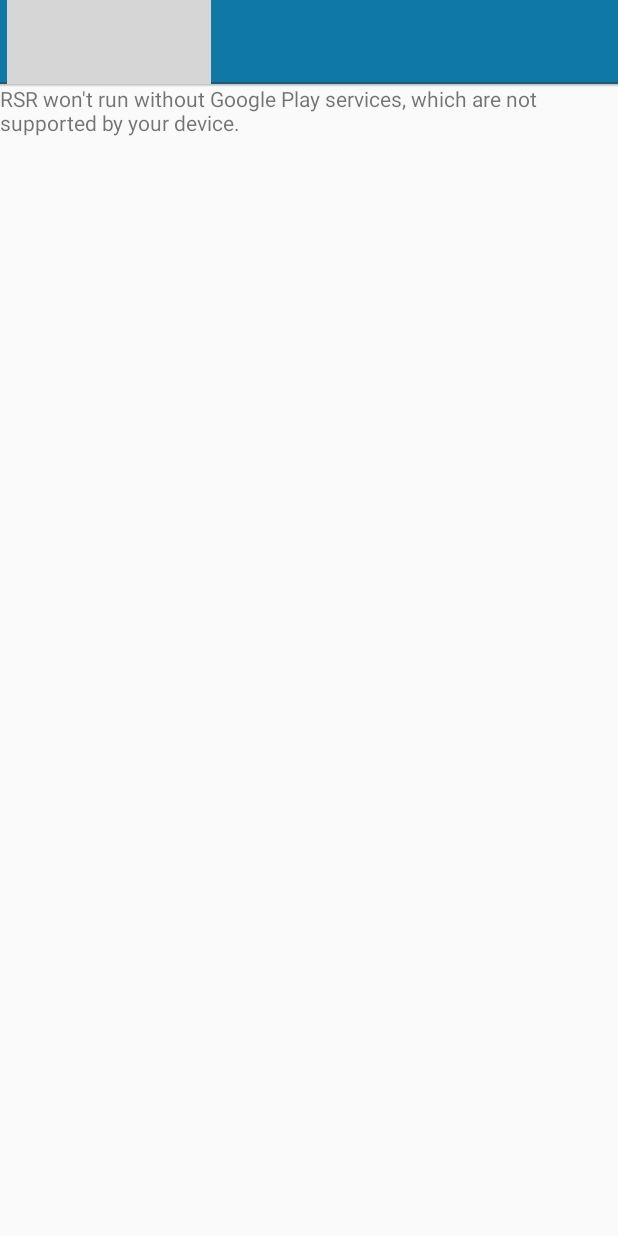
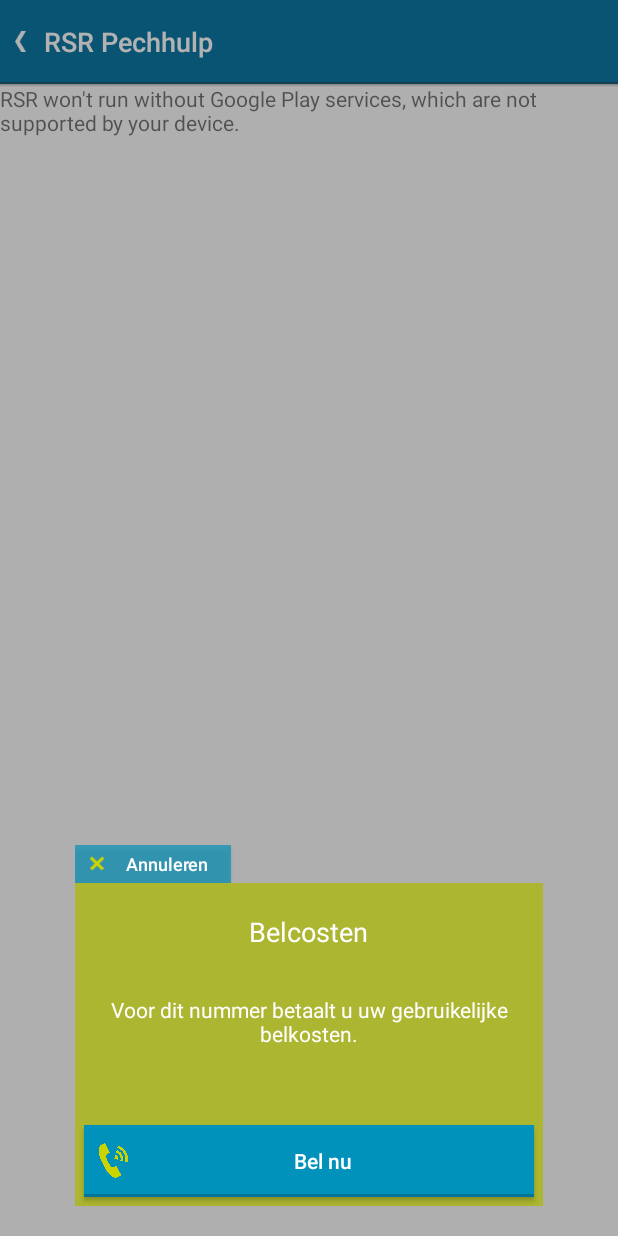
Before and after one commit to kzaf/RSRPechhulp, an Android app: the MapsActivity screen opened directly, with no data from a screen before it, after a tap on "Bel RSR nu", on a phone screen of 412 x 824 dp. Run offline under Robolectric (Android 15) with nearby library versions, the phone set to English and light mode, and no system bars; grey boxes are pictures that could not be loaded.

Commit message:
Fixed toolbar back button in Map Activity

```diff
--- a/app/src/main/java/com/zaf/rsrpechhulp/activities/MapsActivity.java
+++ b/app/src/main/java/com/zaf/rsrpechhulp/activities/MapsActivity.java
@@ -55,7 +55,7 @@ public class MapsActivity extends AppCompatActivity
     public static final int MY_PERMISSIONS_REQUEST_LOCATION = 99;
     public static final int MY_PERMISSIONS_REQUEST_PHONE = 98;
     private GoogleMap mMap;
-    LinearLayout back;
+    Button back;
     Marker mCurrLocationMarker;
     Location mLastLocation;
     LocationRequest mLocationRequest;
@@ -97,7 +97,7 @@ public class MapsActivity extends AppCompatActivity
     }
 
     private void toolbarOptions() {
-        back = findViewById(R.id.back_button_view);
+        back = findViewById(R.id.back_button);
         back.setOnClickListener(new View.OnClickListener() {
             @Override
             public void onClick(View view) {
--- /dev/null
+++ b/app/src/main/res/drawable/map_toolbar_back_button_click_effect.xml
@@ -0,0 +1,11 @@
+<?xml version="1.0" encoding="utf-8"?>
+<selector xmlns:android="http://schemas.android.com/apk/res/android">
+
+    <item android:state_pressed="true" >
+        <shape>
+            <solid
+                android:color="#0E6A91" />
+        </shape>
+    </item>
+
+</selector>
--- a/app/src/main/res/layout-sw600dp/activity_maps.xml
+++ b/app/src/main/res/layout-sw600dp/activity_maps.xml
@@ -19,7 +19,7 @@
             android:id="@+id/back_button_view"
             android:layout_width="wrap_content"
             android:layout_height="wrap_content"
-            android:background="@drawable/map_toolbar_back_button_clcik_effect"
+            android:background="@drawable/map_toolbar_back_button_click_effect"
             android:gravity="center">
 
             <ImageView
--- a/app/src/main/res/layout/activity_main.xml
+++ b/app/src/main/res/layout/activity_main.xml
@@ -19,6 +19,8 @@
             android:id="@+id/toolbar_title"
             android:layout_width="wrap_content"
             android:layout_height="wrap_content"
+            android:layout_marginLeft="@dimen/toolbar_text_margin"
+            android:layout_marginStart="@dimen/toolbar_text_margin"
             android:paddingStart="@dimen/toolbar_text_padding"
             android:paddingLeft="@dimen/toolbar_text_padding"
             android:text="@string/activity_main_titile"
--- a/app/src/main/res/layout/activity_maps.xml
+++ b/app/src/main/res/layout/activity_maps.xml
@@ -11,35 +11,30 @@
         android:id="@+id/toolbar"
         android:layout_width="match_parent"
         android:layout_height="?attr/actionBarSize"
+        android:background="@color/colorPrimary"
         app:contentInsetStart="@dimen/toolbar_content_insert_start"
-        android:background="@color/colorPrimary"
         app:popupTheme="@style/ThemeOverlay.AppCompat.Dark.ActionBar">
 
-        <LinearLayout
-            android:id="@+id/back_button_view"
+        <Button
+            android:id="@+id/back_button"
+            style="?android:attr/borderlessButtonStyle"
             android:layout_width="wrap_content"
-            android:layout_height="wrap_content"
-            android:background="@drawable/map_toolbar_back_button_clcik_effect"
-            android:gravity="center">
+            android:layout_height="match_parent"
+            android:background="@drawable/map_toolbar_back_button_click_effect"
+            android:drawableStart="@drawable/menu_arrow"
+            android:drawableLeft="@drawable/menu_arrow"
+            android:drawablePadding="12sp"
+            android:gravity="center"
+            android:padding="8sp"
+            android:paddingStart="10sp"
+            android:text="@string/maps_activity_title"
+            android:textAllCaps="false"
+            android:textColor="@color/colorWhite"
+            android:textSize="@dimen/toolbar_text_size">
 
-            <ImageView
-                android:id="@+id/back_button"
-                android:layout_width="@dimen/toolbar_back_icon_dimens"
-                android:layout_height="@dimen/toolbar_back_icon_dimens"
-                android:contentDescription="@string/maps_activity_toolbar_back_button"
-                app:srcCompat="@drawable/menu_arrow" />
 
-            <TextView
-                android:id="@+id/toolbar_title"
-                android:layout_width="wrap_content"
-                android:layout_height="wrap_content"
-                android:paddingStart="@dimen/toolbar_text_padding"
-                android:paddingLeft="@dimen/toolbar_text_padding"
-                android:text="@string/maps_activity_title"
-                android:textColor="@color/colorWhite"
-                android:textSize="@dimen/toolbar_text_size" />
+        </Button>
 
-        </LinearLayout>
 
     </androidx.appcompat.widget.Toolbar>
 
--- /dev/null
+++ b/app/src/main/res/layout/call_popup_frame.xml
@@ -0,0 +1,99 @@
+<?xml version="1.0" encoding="utf-8"?>
+<RelativeLayout xmlns:android="http://schemas.android.com/apk/res/android"
+    android:layout_width="match_parent"
+    android:layout_height="match_parent"
+    android:background="@color/colorBelNuBackgroundTransparency"
+    android:gravity="bottom">
+
+    <LinearLayout
+        android:layout_width="match_parent"
+        android:layout_height="wrap_content"
+        android:layout_marginLeft="@dimen/call_popup_frame_layout_margin"
+        android:layout_marginRight="@dimen/call_popup_frame_layout_margin"
+        android:layout_marginBottom="@dimen/call_popup_frame_layout_bottom_margin"
+        android:orientation="vertical">
+
+        <LinearLayout
+            android:layout_width="match_parent"
+            android:layout_height="match_parent"
+            android:layout_gravity="center"
+            android:gravity="center"
+            android:orientation="vertical">
+
+            <LinearLayout
+                android:layout_width="match_parent"
+                android:layout_height="wrap_content"
+                android:background="@android:color/transparent"
+                android:orientation="horizontal"
+                android:weightSum="3">
+
+                <Button
+                    android:id="@+id/bel_nu_close_button"
+                    android:layout_width="@dimen/call_popup_frame_layout_button_width"
+                    android:layout_height="@dimen/call_popup_frame_layout_button_height"
+                    android:layout_weight="1"
+                    android:background="@color/colorCallPopupCloseButton"
+                    android:drawableStart="@drawable/main_btn_close"
+                    android:drawableLeft="@drawable/main_btn_close"
+                    android:paddingLeft="@dimen/call_popup_frame_layout_button_padding_left"
+                    android:text="@string/call_popup_frame_layout_button_text"
+                    android:textAllCaps="false"
+                    android:textColor="@android:color/white"
+                    android:textSize="@dimen/call_popup_frame_layout_button_text_size" />
+
+            </LinearLayout>
+
+            <LinearLayout
+                android:layout_width="match_parent"
+                android:layout_height="match_parent"
+                android:background="@color/colorCallPopupFrame"
+                android:orientation="vertical">
+
+                <LinearLayout
+                    android:layout_width="match_parent"
+                    android:layout_height="match_parent"
+                    android:layout_margin="10sp"
+                    android:orientation="vertical"
+                    android:padding="10sp">
+
+                    <TextView
+                        android:id="@+id/bel_nu_title"
+                        style="@style/TextAppearancePopupTitle"
+                        android:layout_width="wrap_content"
+                        android:layout_height="wrap_content"
+                        android:layout_gravity="center_horizontal"
+                        android:layout_marginBottom="@dimen/call_popup_frame_layout_title_margin_bottom"
+                        android:text="@string/call_popup_frame_layout_title_text" />
+
+                    <TextView
+                        android:id="@+id/bel_nu_text"
+                        style="@style/TextAppearancePopup"
+                        android:layout_width="wrap_content"
+                        android:layout_height="wrap_content"
+                        android:layout_gravity="center_horizontal"
+                        android:layout_marginTop="@dimen/margin_vertical_popup_txv"
+                        android:gravity="center_horizontal"
+                        android:paddingBottom="@dimen/call_popup_frame_layout_cost_info_padding"
+                        android:text="@string/call_popup_frame_layout_cost_info_text" />
+                </LinearLayout>
+
+                <Button
+                    android:id="@+id/bel_nu_button"
+                    android:layout_width="match_parent"
+                    android:layout_height="wrap_content"
+                    android:layout_margin="6sp"
+                    android:background="@drawable/main_btn_bg"
+                    android:drawableStart="@drawable/main_btn_phone"
+                    android:drawableLeft="@drawable/main_btn_phone"
+                    android:padding="10sp"
+                    android:text="@string/call_popup_button_text"
+                    android:textAllCaps="false"
+                    android:textColor="@android:color/white" />
+            </LinearLayout>
+
+        </LinearLayout>
+
+    </LinearLayout>
+
+
+</RelativeLayout>
--- a/app/src/main/res/values/dimens.xml
+++ b/app/src/main/res/values/dimens.xml
@@ -19,10 +19,11 @@
     <dimen name="maps_constraint_padding">0dp</dimen>
 
     <dimen name="toolbar_shadow_height">3sp</dimen>
-    <dimen name="toolbar_content_insert_start">5dp</dimen>
+    <dimen name="toolbar_content_insert_start">0dp</dimen>
     <dimen name="toolbar_text_padding">8sp</dimen>
     <dimen name="toolbar_back_icon_dimens">15sp</dimen>
     <dimen name="toolbar_text_size">18sp</dimen>
+    <dimen name="toolbar_text_margin">5sp</dimen>
 
     <dimen name="tablet_frame_text_size">12sp</dimen>
     <dimen name="tablet_frame_layout_margin">5sp</dimen>
```
Also changed, not shown: app/src/main/res/drawable-xhdpi/btn_bg_press.9.png.
